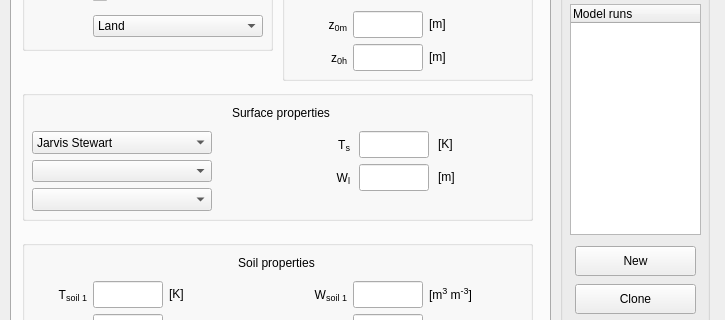
First picture: the form in mainwindow.ui, repository classmodel/modelgui, before the edit; both pictures show x 0 to 725 and y 95 to 415 of the 725 by 650 pixel window.
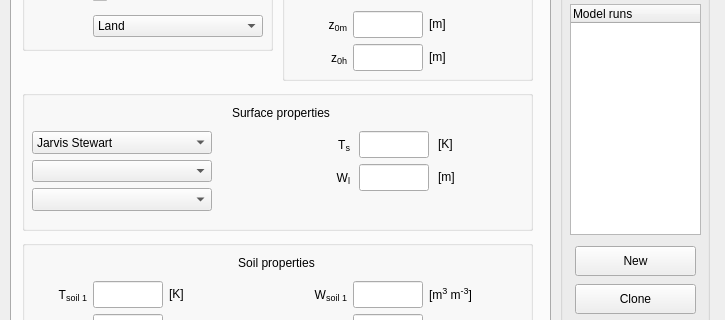
Second picture: the form after the edit. The open tabs and pages were chosen to show the change.

Commit message: Minor fix layout Surface properties

```diff
--- a/mainwindow.ui
+++ b/mainwindow.ui
@@ -4277,7 +4277,7 @@
         <x>10</x>
         <y>130</y>
         <width>511</width>
-        <height>131</height>
+        <height>141</height>
        </rect>
       </property>
       <property name="title">
```
Left out of the diff: 2 changed lines with no effect on the pictures.
